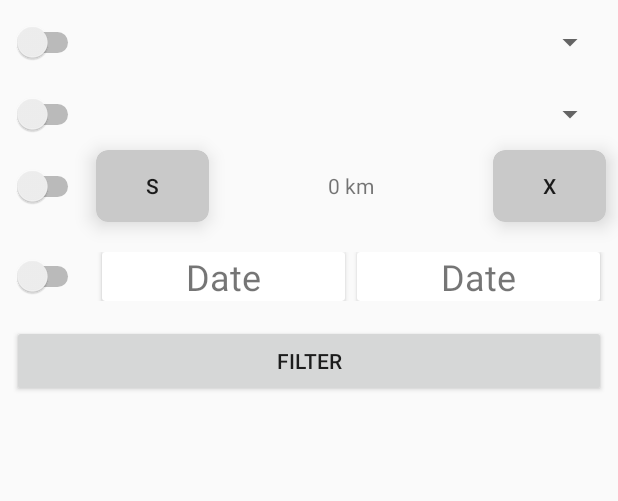
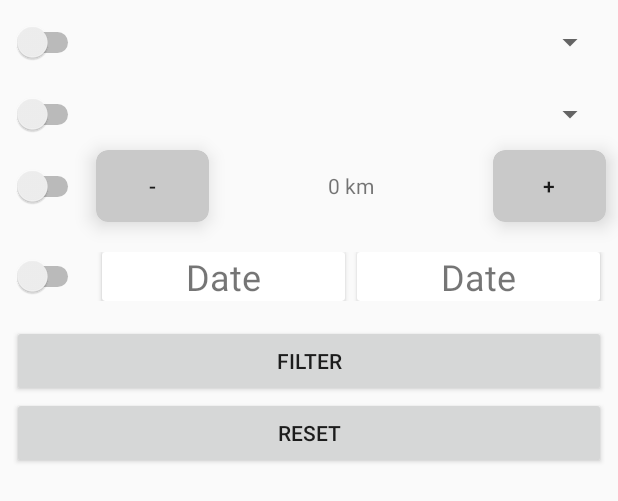
Before and after one commit to N4drill/FindYourRPG, an Android app: the layout part_form_filters.xml on its own in the app's theme, with its tools: preview values and no code run, on a phone screen of 412 x 824 dp. Shown: the top 501 px of the screen. Run offline under Robolectric (Android 15) with nearby library versions, the phone set to English and light mode, and no system bars.

```diff
--- a/app/src/main/res/layout/part_form_filters.xml
+++ b/app/src/main/res/layout/part_form_filters.xml
@@ -16,6 +16,19 @@
         app:layout_constraintEnd_toEndOf="parent"
         app:layout_constraintStart_toStartOf="parent"
         app:layout_constraintTop_toBottomOf="@+id/datescontainer" />
+
+    <Button
+        android:id="@+id/filter_reset_button"
+        android:layout_width="0dp"
+        android:layout_height="wrap_content"
+        android:layout_marginStart="8dp"
+        android:layout_marginEnd="8dp"
+        android:layout_marginBottom="8dp"
+        android:text="Reset"
+        app:layout_constraintBottom_toBottomOf="parent"
+        app:layout_constraintEnd_toEndOf="parent"
+        app:layout_constraintStart_toStartOf="parent"
+        app:layout_constraintTop_toBottomOf="@+id/filter_button" />
 
     <Spinner
         android:id="@+id/filter_system"
@@ -68,10 +81,11 @@
         app:layout_constraintTop_toTopOf="@+id/filter_distance_text">
 
         <Button
+            android:id="@+id/filter_distance_left_button"
             android:layout_width="match_parent"
             android:layout_height="match_parent"
             android:background="@android:color/transparent"
-            android:text="s" />
+            android:text="-" />
     </android.support.v7.widget.CardView>
 
     <android.support.v7.widget.CardView
@@ -87,10 +101,11 @@
         app:layout_constraintTop_toTopOf="@+id/filter_distance_text">
 
         <Button
+            android:id="@+id/filter_distance_right_button"
             android:layout_width="wrap_content"
             android:layout_height="match_parent"
             android:background="@android:color/transparent"
-            android:text="x" />
+            android:text="+" />
     </android.support.v7.widget.CardView>
 
 
```
Also changed, not shown: app/src/main/java/pl/student/pwr/gluszczak/pawel/findyourrpg/Views/Fragments/LookingForGameFragment.java (+90 -19 lines), app/src/main/res/layout/fragment_looking_for_game.xml (+13 -0 lines).
